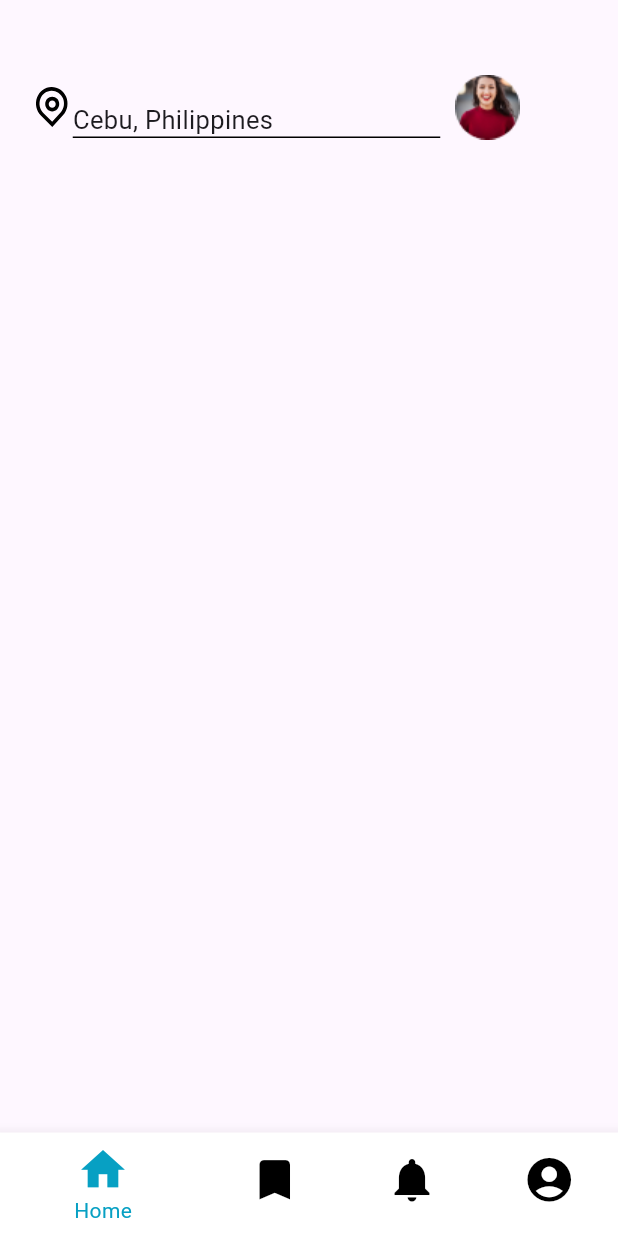
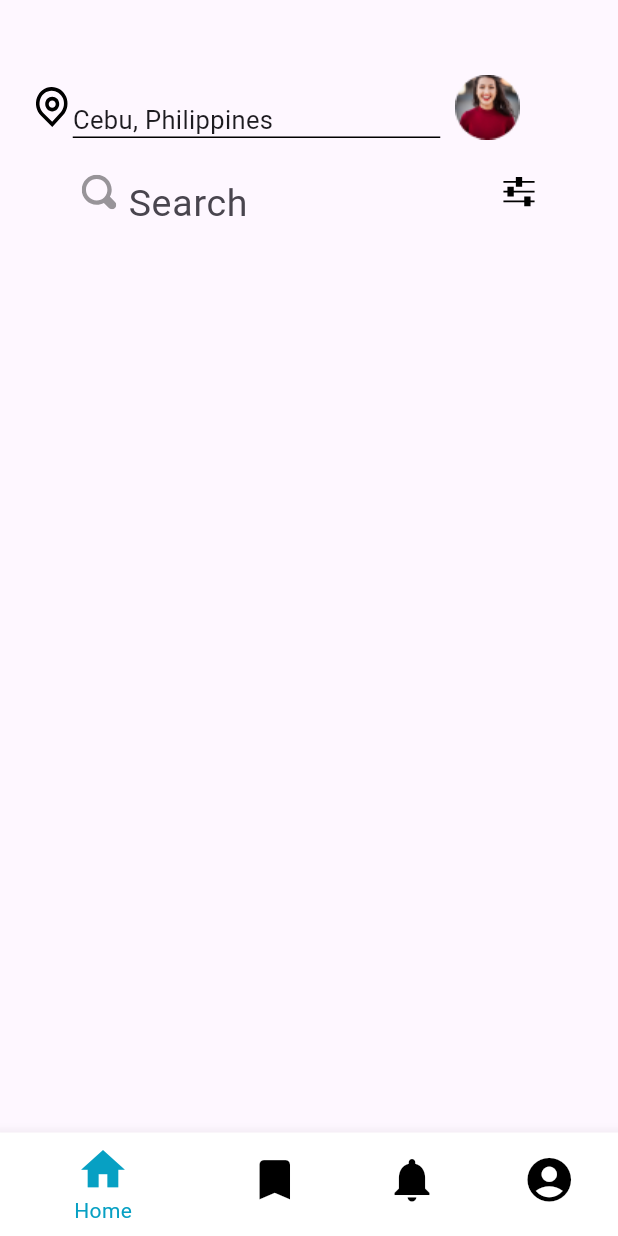
Before and after one commit to Krt-dev/KRITIK_v2023, a Flutter app: the screen it shows after launch, on a phone screen of 412 x 824 dp. Run offline on Flutter 3.47's test engine with Material 2 defaults, Android fonts, the phone set to English and light mode, and no system bars; our stand-ins replace flutter_svg.

Commit message:
Search Bar finish

```diff
--- a/kritik_version_2023/lib/components/search_bar_profile.dart
+++ b/kritik_version_2023/lib/components/search_bar_profile.dart
@@ -13,6 +13,7 @@ class _SearchBarAndProfileState extends State<SearchBarAndProfile> {
   Widget build(BuildContext context) {
     return Column(
       children: [
+        //proofile and ciity
         Row(
           children: [
             Padding(
@@ -44,6 +45,40 @@ class _SearchBarAndProfileState extends State<SearchBarAndProfile> {
               child: Image.asset("assets/images/profile1.png"),
             ),
           ],
+        ),
+        //profile and city ending
+        //search bar starting
+        Padding(
+          padding: const EdgeInsets.only(left: 17),
+          child: Container(
+            height: 70,
+            width: 320,
+            child: Row(
+              children: [
+                SvgPicture.asset("assets/images/searchIcon.svg"),
+                Padding(
+                  padding: const EdgeInsets.only(top: 20, right: 30),
+                  child: Padding(
+                    padding: const EdgeInsets.only(left: 8.0),
+                    child: Container(
+                      height: 70,
+                      width: 220,
+                      child: const TextField(
+                        style: TextStyle(
+                            fontSize: 20,
+                            color: Color.fromARGB(255, 136, 129, 129)),
+                        decoration: InputDecoration(
+                            border: InputBorder.none,
+                            hintText: 'Search',
+                            hintStyle: TextStyle(fontSize: 25)),
+                      ),
+                    ),
+                  ),
+                ),
+                SvgPicture.asset("assets/images/adjust.svg")
+              ],
+            ),
+          ),
         )
       ],
     );
```
Also changed, not shown: kritik_version_2023/assets/images/adjust.svg (added), kritik_version_2023/assets/images/searchIcon.svg (added).
